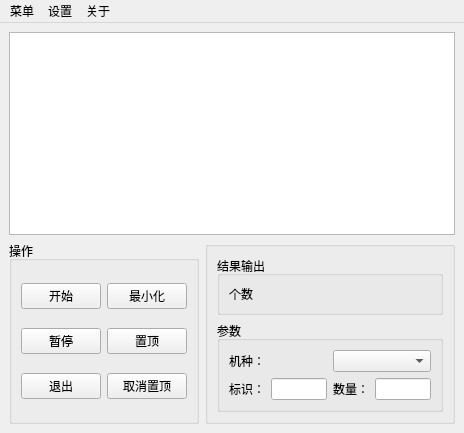
Banishimentthisworld/QRCode_Check, file QRCode_Check_InterFace.ui: the form before one commit.
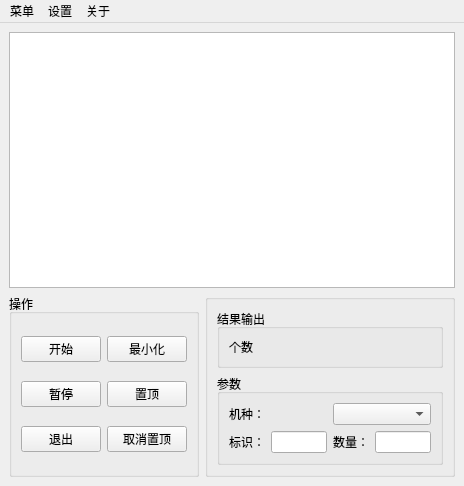
The form after the commit. Icons and pictures are not drawn.

Patch:
```diff
--- a/QRCode_Check_InterFace.ui
+++ b/QRCode_Check_InterFace.ui
@@ -7,7 +7,7 @@
     <x>0</x>
     <y>0</y>
     <width>464</width>
-    <height>433</height>
+    <height>486</height>
    </rect>
   </property>
   <property name="windowTitle">
```
Left out of the diff: 2 changed lines with no effect on the pictures.
